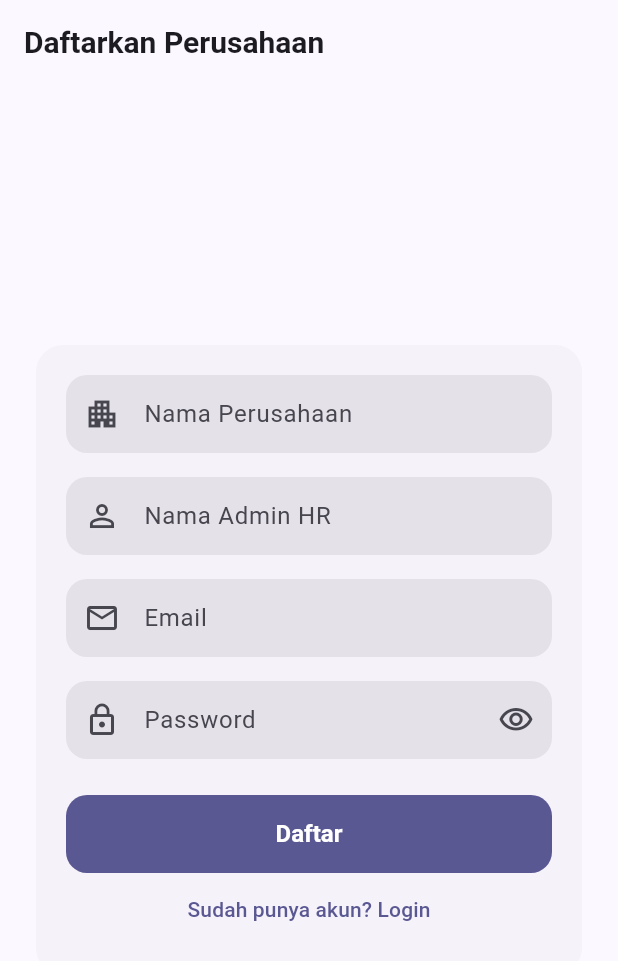
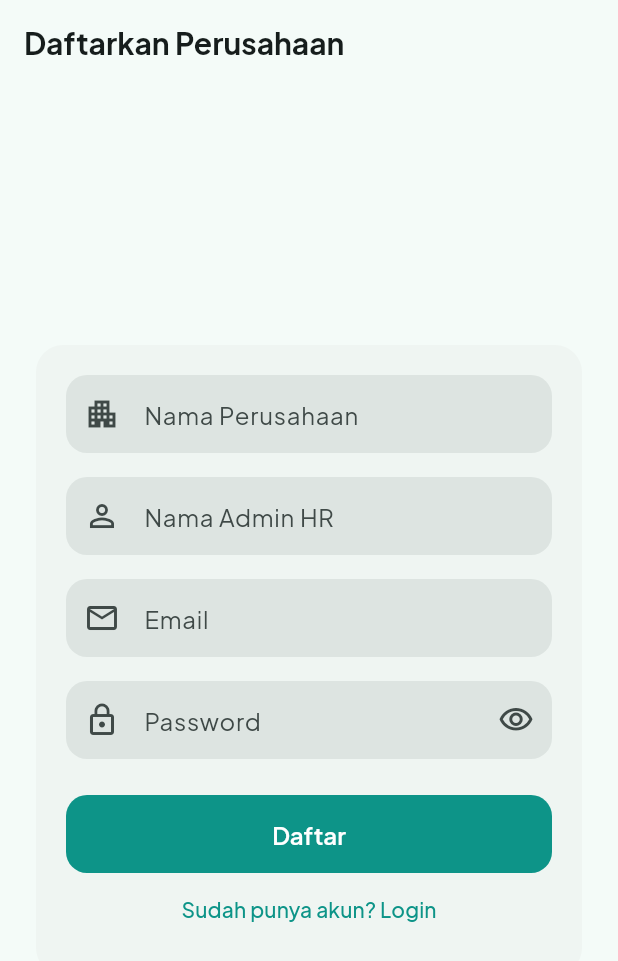
Before and after one commit to zinedine1210/talvio-mobile, a Flutter app: the screen it shows after launch, on a phone screen of 412 x 824 dp. Shown: the top 961 px of the screen. Run offline on Flutter 3.47's test engine with Material 3 defaults, Android fonts, the phone set to English and light mode, and no system bars; our stand-ins replace camera, dio, flutter_map, flutter_riverpod, geolocator, go_router and 4 more; missing offline and left inert: google_mlkit_face_detection, tflite_flutter; generated files the repository leaves out were written again.

Commit message:
feat(ui): design system tokens, shared app bar, logo placeholder
Palette (teal/orange) and typography (Plus Jakarta Sans) sourced from
ui-ux-pro-max's HRIS/B2B-SaaS design system, persisted under
design-system/talvio/ for reuse across sessions. AppLogo reads
assets/images/logo.png — currently a placeholder, swap the file in place
(same path) once a real logo exists, no code change needed.

```diff
--- /dev/null
+++ b/lib/core/theme.dart
@@ -0,0 +1,98 @@
+import 'package:flutter/material.dart';
+import 'package:google_fonts/google_fonts.dart';
+
+/// Design tokens — sumber dari riset ui-ux-pro-max untuk produk HRIS/B2B
+/// SaaS (palet teal+orange, flat design, Plus Jakarta Sans). Lihat
+/// `design-system/talvio/MASTER.md` untuk detail lengkap & alasannya.
+class AppColors {
+  const AppColors._();
+
+  static const primary = Color(0xFF0D9488); // teal — brand utama
+  static const primaryDark = Color(0xFF134E4A);
+  static const secondary = Color(0xFF14B8A6);
+  static const accent = Color(0xFFEA580C); // orange — CTA & sorotan
+  static const background = Color(0xFFF0FDFA);
+
+  // Status semantik — dipakai konsisten di badge, chip, dan state
+  // absensi/approval di seluruh app (jangan pakai warna ad-hoc lain).
+  static const statusSuccess = Color(0xFF16A34A); // hadir / approved
+  static const statusWarning = Color(0xFFD97706); // pending / menunggu
+  static const statusDanger = Color(0xFFDC2626); // rejected / mismatch
+  static const statusInfo = Color(0xFF0284C7); // wfh / info netral
+  static const statusNeutral = Color(0xFF64748B); // draft / tidak aktif
+}
+
+ThemeData buildTalvioTheme() {
+  final colorScheme = ColorScheme.fromSeed(
+    seedColor: AppColors.primary,
+    primary: AppColors.primary,
+    secondary: AppColors.secondary,
+    tertiary: AppColors.accent,
+  );
+  final radius = BorderRadius.circular(14);
+  final textTheme = GoogleFonts.plusJakartaSansTextTheme();
+
+  return ThemeData(
+    useMaterial3: true,
+    colorScheme: colorScheme,
+    textTheme: textTheme,
+    scaffoldBackgroundColor: colorScheme.surface,
+    appBarTheme: AppBarTheme(
+      backgroundColor: colorScheme.surface,
+      foregroundColor: colorScheme.onSurface,
+      elevation: 0,
+      scrolledUnderElevation: 1,
+      centerTitle: false,
+      titleTextStyle: GoogleFonts.plusJakartaSans(
+        color: colorScheme.onSurface,
+        fontSize: 20,
+        fontWeight: FontWeight.w700,
+      ),
+    ),
+    cardTheme: CardThemeData(
+      elevation: 0,
+      margin: EdgeInsets.zero,
+      color: colorScheme.surfaceContainerLow,
+      shape: RoundedRectangleBorder(borderRadius: BorderRadius.circular(18)),
+    ),
+    listTileTheme: ListTileThemeData(shape: RoundedRectangleBorder(borderRadius: radius)),
+    inputDecorationTheme: InputDecorationTheme(
+      filled: true,
+      fillColor: colorScheme.surfaceContainerHighest,
+      contentPadding: const EdgeInsets.symmetric(horizontal: 16, vertical: 14),
+      border: OutlineInputBorder(borderRadius: radius, borderSide: BorderSide.none),
+      enabledBorder: OutlineInputBorder(borderRadius: radius, borderSide: BorderSide.none),
+      focusedBorder: OutlineInputBorder(
+        borderRadius: radius,
+        borderSide: BorderSide(color: colorScheme.primary, width: 1.5),
+      ),
+    ),
+    filledButtonTheme: FilledButtonThemeData(
+      style: FilledButton.styleFrom(
+        minimumSize: const Size(double.infinity, 52),
+        shape: RoundedRectangleBorder(borderRadius: radius),
+        textStyle: GoogleFonts.plusJakartaSans(fontSize: 16, fontWeight: FontWeight.w600),
+      ),
+    ),
+    chipTheme: ChipThemeData(
+      shape: const StadiumBorder(),
+      side: BorderSide.none,
+      backgroundColor: colorScheme.surfaceContainerHighest,
+      labelStyle: GoogleFonts.plusJakartaSans(fontWeight: FontWeight.w600),
+    ),
+    navigationBarTheme: NavigationBarThemeData(
+      backgroundColor: colorScheme.surface,
+      indicatorColor: colorScheme.primaryContainer,
+      elevation: 0,
+      height: 64,
+      labelTextStyle: WidgetStateProperty.resolveWith(
+        (states) => GoogleFonts.plusJakartaSans(
+          fontSize: 12,
+          fontWeight: states.contains(WidgetState.selected) ? FontWeight.w700 : FontWeight.w500,
+          color: states.contains(WidgetState.selected) ? colorScheme.primary : colorScheme.onSurfaceVariant,
+        ),
+      ),
+    ),
+    dividerTheme: DividerThemeData(color: colorScheme.outlineVariant, space: 32),
+  );
+}
--- a/lib/main.dart
+++ b/lib/main.dart
@@ -2,6 +2,7 @@ import 'package:flutter/material.dart';
 import 'package:flutter_riverpod/flutter_riverpod.dart';
 import 'core/locale_provider.dart';
 import 'core/router.dart';
+import 'core/theme.dart';
 import 'l10n/app_localizations.dart';
 
 void main() {
@@ -24,56 +25,3 @@ class MyApp extends ConsumerWidget {
     );
   }
 }
-
-ThemeData buildTalvioTheme() {
-  final colorScheme = ColorScheme.fromSeed(seedColor: const Color(0xFF4F46E5));
-  final radius = BorderRadius.circular(14);
-  return ThemeData(
-    useMaterial3: true,
-    colorScheme: colorScheme,
-    scaffoldBackgroundColor: colorScheme.surface,
-    appBarTheme: AppBarTheme(
-      backgroundColor: colorScheme.surface,
-      foregroundColor: colorScheme.onSurface,
-      elevation: 0,
-      scrolledUnderElevation: 1,
-      centerTitle: false,
-      titleTextStyle: TextStyle(
-        color: colorScheme.onSurface,
-        fontSize: 20,
-        fontWeight: FontWeight.w600,
-      ),
-    ),
-    cardTheme: CardThemeData(
-      elevation: 0,
-      margin: EdgeInsets.zero,
-      color: colorScheme.surfaceContainerLow,
-      shape: RoundedRectangleBorder(borderRadius: BorderRadius.circular(18)),
-    ),
-    listTileTheme: ListTileThemeData(shape: RoundedRectangleBorder(borderRadius: radius)),
-    inputDecorationTheme: InputDecorationTheme(
-      filled: true,
-      fillColor: colorScheme.surfaceContainerHighest,
-      contentPadding: const EdgeInsets.symmetric(horizontal: 16, vertical: 14),
-      border: OutlineInputBorder(borderRadius: radius, borderSide: BorderSide.none),
-      enabledBorder: OutlineInputBorder(borderRadius: radius, borderSide: BorderSide.none),
-      focusedBorder: OutlineInputBorder(
-        borderRadius: radius,
-        borderSide: BorderSide(color: colorScheme.primary, width: 1.5),
-      ),
-    ),
-    filledButtonTheme: FilledButtonThemeData(
-      style: FilledButton.styleFrom(
-        minimumSize: const Size(double.infinity, 52),
-        shape: RoundedRectangleBorder(borderRadius: radius),
-        textStyle: const TextStyle(fontSize: 16, fontWeight: FontWeight.w600),
-      ),
-    ),
-    chipTheme: ChipThemeData(
-      shape: const StadiumBorder(),
-      side: BorderSide.none,
-      backgroundColor: colorScheme.surfaceContainerHighest,
-    ),
-    dividerTheme: DividerThemeData(color: colorScheme.outlineVariant, space: 32),
-  );
-}
--- a/pubspec.yaml
+++ b/pubspec.yaml
@@ -50,6 +50,7 @@ dependencies:
   image: ^4.5.4
   flutter_map: ^8.3.2
   latlong2: ^0.10.1
+  google_fonts: ^6.2.1
 
 dev_dependencies:
   flutter_test:
@@ -76,6 +77,9 @@ flutter:
 
   assets:
     - assets/models/mobilefacenet.tflite
+    # Placeholder — ganti file ini dengan logo asli (path/nama sama, tidak
+    # perlu ubah kode) begitu logo final siap.
+    - assets/images/logo.png
 
   # To add assets to your application, add an assets section, like this:
   # assets:
```
Also changed, not shown: lib/core/app_bar.dart (added, +30 -0 lines), lib/core/app_logo.dart (added, +23 -0 lines), assets/images/logo.png (added), pubspec.lock, 1 other file.
